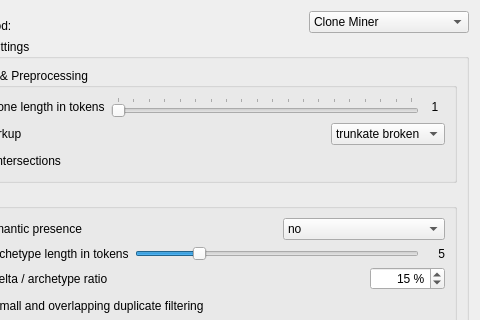
This is doc-clone-miner/qtui/element_miner_settings.ui in spbu-se/pldoctoolkit as Qt 5 draws it before an edit; both pictures show x 91 to 571 and y 0 to 320 of the 571 by 591 pixel window. The edited form follows.
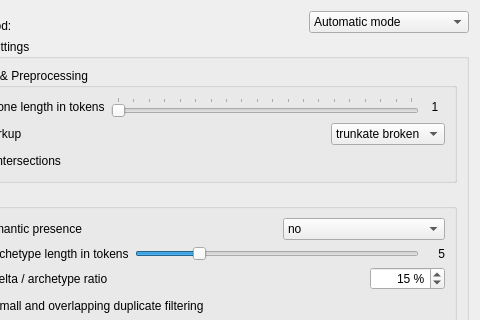
This is the edited form.

Commit message: Automatic/Interactive modes

```diff
--- a/doc-clone-miner/qtui/element_miner_settings.ui
+++ b/doc-clone-miner/qtui/element_miner_settings.ui
@@ -77,7 +77,7 @@
         </property>
         <item>
          <property name="text">
-          <string>Clone Miner</string>
+          <string>Automatic mode</string>
          </property>
         </item>
         <item>
```
Left out of the diff: 2 changed lines with no effect on the pictures.
